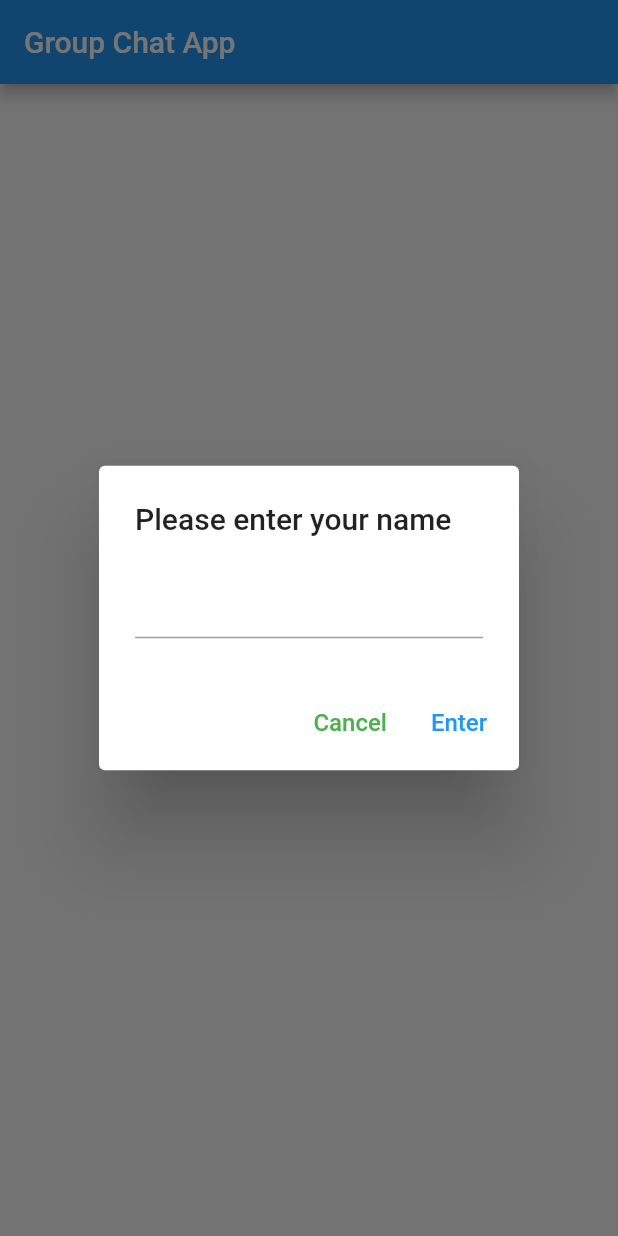
After one commit to Seerendo/socket_flutter_chat, a Flutter app: the HomePage screen opened directly, after a tap on "Initiate Group Chat", on a phone screen of 412 x 824 dp. The commit adds this screen. Run offline on Flutter 3.47's test engine with Material 2 defaults, Android fonts, the phone set to English and light mode, and no system bars; our stand-ins replace socket_io_client; network calls fail.

Commit message:
First Commit

```diff
--- /dev/null
+++ b/lib/src/pages/home/home_page.dart
@@ -0,0 +1,80 @@
+import 'package:flutter/material.dart';
+import 'package:socket_flutter_chat/src/pages/group/group_page.dart';
+import 'package:uuid/uuid.dart';
+
+class HomePage extends StatelessWidget {
+  const HomePage({Key? key}) : super(key: key);
+
+  @override
+  Widget build(BuildContext context) {
+    TextEditingController nameController = TextEditingController();
+
+    final formKey = GlobalKey<FormState>();
+    var uuid = const Uuid();
+
+    return Scaffold(
+      appBar: AppBar(
+        title: const Text('Group Chat App'),
+      ),
+      body: Center(
+        child: TextButton(
+          onPressed: () => showDialog(
+            context: context,
+            builder: (context) => AlertDialog(
+              title: const Text('Please enter your name'),
+              content: Form(
+                key: formKey,
+                child: TextFormField(
+                  controller: nameController,
+                  validator: (value) {
+                    if (value == null || value.length < 3) {
+                      return 'User must have proper name';
+                    }
+
+                    return null;
+                  },
+                ),
+              ),
+              actions: [
+                TextButton(
+                  onPressed: () {
+                    nameController.clear();
+                    Navigator.pop(context);
+                  },
+                  child: const Text(
+                    'Cancel',
+                    style: TextStyle(fontSize: 16, color: Colors.green),
+                  ),
+                ),
+                TextButton(
+                  onPressed: () {
+                    if (formKey.currentState!.validate()) {
+                      String name = nameController.text;
+                      nameController.clear();
+                      Navigator.pop(context);
+                      Navigator.push(
+                          context,
+                          MaterialPageRoute(
+                              builder: (context) => GroupPage(
+                                    name: name,
+                                    userId: uuid.v1(),
+                                  )));
+                    }
+                  },
+                  child: const Text(
+                    'Enter',
+                    style: TextStyle(fontSize: 16, color: Colors.blue),
+                  ),
+                ),
+              ],
+            ),
+          ),
+          child: const Text(
+            'Initiate Group Chat',
+            style: TextStyle(color: Colors.teal, fontSize: 16),
+          ),
+        ),
+      ),
+    );
+  }
+}
--- a/pubspec.yaml
+++ b/pubspec.yaml
@@ -9,6 +9,8 @@ environment:
 dependencies:
   flutter:
     sdk: flutter
+  socket_io_client: ^2.0.3
+  uuid: ^4.1.0
 
 dev_dependencies:
   flutter_test:
```
Also changed, not shown: lib/main.dart (+2 -26 lines), lib/src/foundation/msg_widget/other_msg_widget.dart (added, +50 -0 lines), lib/src/foundation/msg_widget/own_msg_widget.dart (added, +50 -0 lines), lib/src/pages/group/group_page.dart (added, +131 -0 lines), lib/src/pages/group/msg_model.dart (added, +7 -0 lines), 1 other file.
